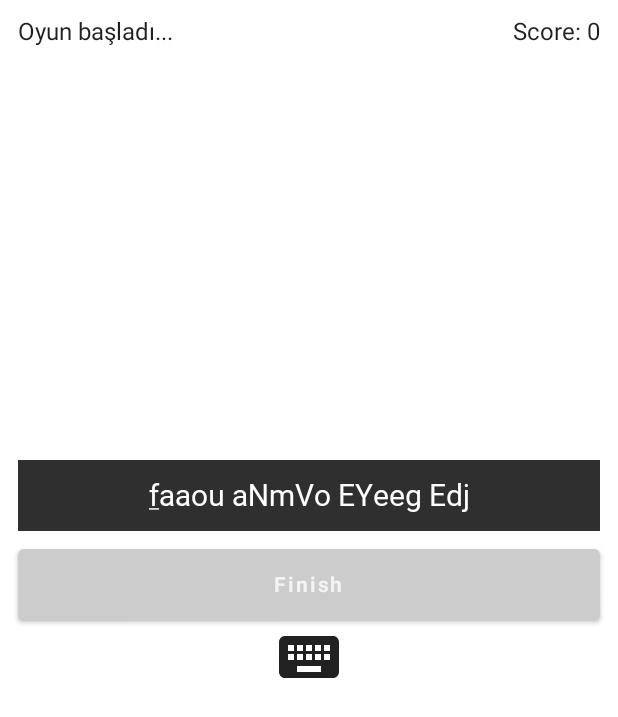
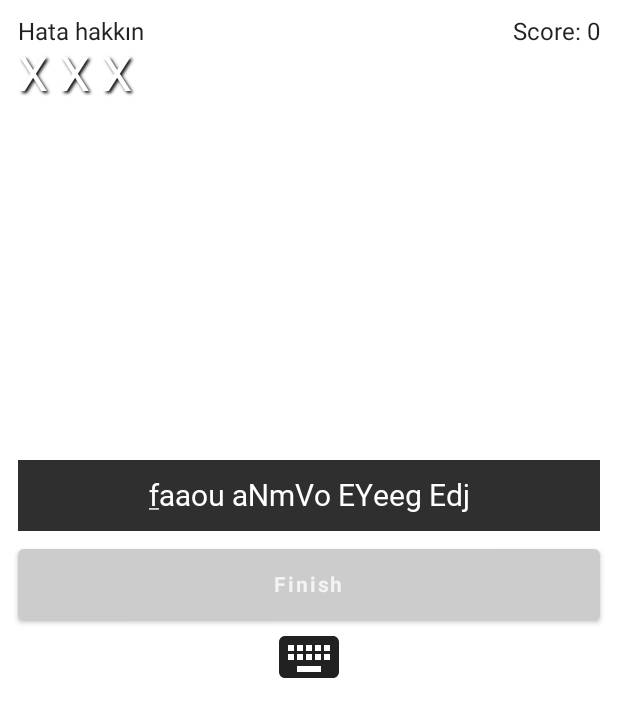
Before and after one commit to altaysoprano/TypingPracticeGame, an Android app built with Jetpack Compose: the screen it shows after launch (MainActivity), after a tap on "Start", on a phone screen of 412 x 824 dp. Shown: the top 717 px of the screen. Run offline under Robolectric (Android 15) with nearby library versions, the phone set to English and light mode, and no system bars; Roboto replaces fonts that are not available here.

Commit message:
mistake count added

```diff
--- a/app/src/main/java/com/example/typingpractice/MainScreen.kt
+++ b/app/src/main/java/com/example/typingpractice/MainScreen.kt
@@ -24,7 +24,9 @@ import androidx.compose.ui.draw.alpha
 import androidx.compose.ui.focus.FocusRequester
 import androidx.compose.ui.focus.focusRequester
 import androidx.compose.ui.focus.onFocusChanged
+import androidx.compose.ui.geometry.Offset
 import androidx.compose.ui.graphics.Color
+import androidx.compose.ui.graphics.Shadow
 import androidx.compose.ui.input.key.*
 import androidx.compose.ui.platform.LocalContext
 import androidx.compose.ui.platform.LocalSoftwareKeyboardController
@@ -37,6 +39,7 @@ import androidx.compose.ui.text.input.ImeAction
 import androidx.compose.ui.text.style.TextAlign
 import androidx.compose.ui.text.style.TextDecoration
 import androidx.compose.ui.unit.dp
+import androidx.compose.ui.unit.sp
 import androidx.hilt.navigation.compose.hiltViewModel
 import com.example.typingpractice.ui.MainScreenViewModel
 
@@ -51,11 +54,13 @@ fun MainScreen(
     var text = ""
     val sentence = viewModel.sentence.value
     val letterGroup = viewModel.letterGroup
+    // val mistakeCount2 = viewModel.mistakeCount.value
+    val mistakeCount = letterGroup.count { it.isTrue == Check.FALSE }
     val kc = LocalSoftwareKeyboardController.current
     val focusRequester = viewModel.focusRequester
 
     LaunchedEffect(true) {
-        if(isGameStarted) {
+        if (isGameStarted) {
             focusRequester.requestFocus()
             kc?.show()
         }
@@ -110,7 +115,6 @@ fun MainScreen(
                                     letterGroup[i].isTrue == Check.TRUE -> Color.Green
                                     else -> Color.White
                                 },
-                                //color = if(letterGroup[i].isTrue==Check.TRUE) Color.Green else Color.White,
                                 text = sentence[i].toString(),
                                 style = MaterialTheme.typography.h1
                             )
@@ -167,6 +171,11 @@ fun MainScreen(
                     } else {
                         viewModel.decreaseScore(3)
                         letterGroup[charachterCount].isTrue = Check.FALSE
+                        if(letterGroup.count { it.isTrue == Check.FALSE }>3) {
+                            focusRequester.requestFocus()
+                            kc?.hide()
+                            viewModel.finishGame()
+                        }
                     }
                 },
                 keyboardOptions = KeyboardOptions(
@@ -180,17 +189,57 @@ fun MainScreen(
         Column(
             modifier = Modifier
                 .fillMaxWidth()
-                .fillMaxHeight(0.15f)
+                .fillMaxHeight(0.25f)
                 .padding(12.dp)
                 .align(TopCenter),
             verticalArrangement = Arrangement.Center
         ) {
             Row(modifier = Modifier.fillMaxSize()) {
-                Box(modifier = Modifier.fillMaxWidth(0.5f)) {
-                    if (isGameStarted) {
-                        Text("Oyun başladı...")
-                    } else {
-                        Text("Oyun bitti")
+                Box(modifier = Modifier.fillMaxWidth(0.3f)) {
+                    Column(modifier = Modifier.fillMaxSize()) {
+                        Text(
+                            text = "Hata hakkın",
+                        )
+                        Row(modifier = Modifier.fillMaxWidth()) {
+                            Text(
+                                modifier = Modifier.padding(end = 8.dp),
+                                color = if(mistakeCount>0) Color.Red else Color.White,
+                                text = "X",
+                                fontSize = 32.sp,
+                                style = TextStyle(
+                                    shadow = Shadow(
+                                        color = Color.Black,
+                                        offset = Offset(2F, 2F),
+                                        blurRadius = 2F
+                                    )
+                                )
+                            )
+                            Text(
+                                modifier = Modifier.padding(end = 8.dp),
+                                color = if(mistakeCount>1) Color.Red else Color.White,
+                                text = "X",
+                                fontSize = 32.sp,
+                                style = TextStyle(
+                                    shadow = Shadow(
+                                        color = Color.Black,
+                                        offset = Offset(2F, 2F),
+                                        blurRadius = 2F
+                                    )
+                                )
+                            )
+                            Text(
+                                color = if(mistakeCount>2) Color.Red else Color.White,
+                                text = "X",
+                                fontSize = 32.sp,
+                                style = TextStyle(
+                                    shadow = Shadow(
+                                        color = Color.Black,
+                                        offset = Offset(2F, 2F),
+                                        blurRadius = 2F
+                                    )
+                                )
+                            )
+                        }
                     }
                 }
                 ScoreBoard(number)
--- a/app/src/main/java/com/example/typingpractice/ui/MainScreenViewModel.kt
+++ b/app/src/main/java/com/example/typingpractice/ui/MainScreenViewModel.kt
@@ -10,7 +10,7 @@ import androidx.lifecycle.ViewModel
 import com.example.typingpractice.Check
 import java.security.SecureRandom
 
-class MainScreenViewModel: ViewModel() {
+class MainScreenViewModel : ViewModel() {
 
     private val _score: MutableState<Int> = mutableStateOf(0)
     val score = _score
@@ -23,6 +23,11 @@ class MainScreenViewModel: ViewModel() {
 
     var charachterCount = 0
 
+/*
+    private val _mistakeCount: MutableState<Int> = mutableStateOf(_letterGroup.count { it.isTrue == Check.FALSE })
+    val mistakeCount = _mistakeCount
+*/
+
     private val _isGameStarted: MutableState<Boolean> = mutableStateOf(false)
     val isGameStarted = _isGameStarted
 
@@ -33,7 +38,7 @@ class MainScreenViewModel: ViewModel() {
     }
 
     fun decreaseScore(number: Int) {
-        if(_score.value >= number) _score.value -= number else _score.value = 0
+        if (_score.value >= number) _score.value -= number else _score.value = 0
     }
 
     fun increaseCharachterCount() {
@@ -60,10 +65,15 @@ class MainScreenViewModel: ViewModel() {
         charachterCount = 0
     }
 
-    fun changeSentenceToLetterGroup() {
+    private fun changeSentenceToLetterGroup() {
         _letterGroup.clear()
-        for(i in sentence.value.indices) {
-            _letterGroup.add(Letter(text = sentence.value[i].toString(), isTrue = Check.NOTTRUEORFALSE))
+        for (i in sentence.value.indices) {
+            _letterGroup.add(
+                Letter(
+                    text = sentence.value[i].toString(),
+                    isTrue = Check.NOTTRUEORFALSE
+                )
+            )
         }
     }
 
```
